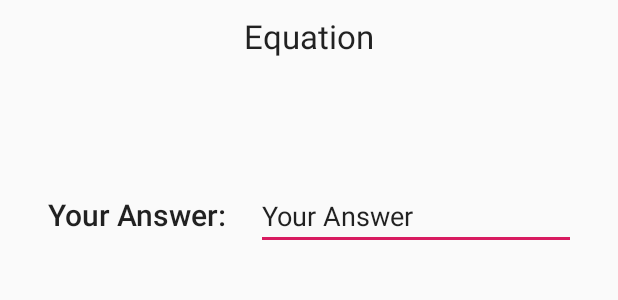
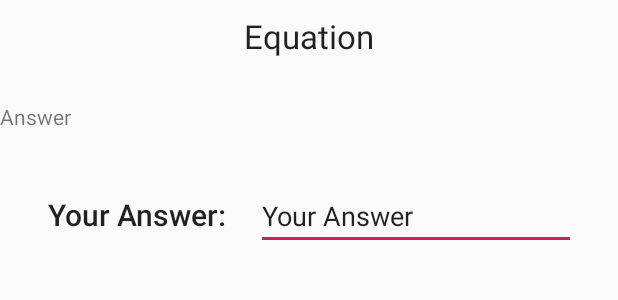
Before and after one commit to gdukuray/Flashcard-Math, an Android app: the layout activity_main.xml on its own in the app's theme, with its tools: preview values and no code run, on a phone screen of 412 x 824 dp. Shown: the part 358-658 px from the top of the screen. Run offline under Robolectric (Android 15) with nearby library versions, the phone set to English and light mode, and no system bars.

Commit message:
Add files via upload

```diff
--- a/FlashcardMath/app/src/main/res/layout/activity_main.xml
+++ b/FlashcardMath/app/src/main/res/layout/activity_main.xml
@@ -79,4 +79,13 @@
         app:layout_constraintBottom_toTopOf="@+id/txtSolve"
         app:layout_constraintEnd_toEndOf="parent"
         app:layout_constraintStart_toStartOf="parent" />
+
+    <TextView
+        android:id="@+id/trackans"
+        android:layout_width="wrap_content"
+        android:layout_height="wrap_content"
+        android:layout_marginTop="29dp"
+        android:text="Answer"
+        app:layout_constraintTop_toBottomOf="@+id/txtFormula"
+        tools:layout_editor_absoluteX="176dp" />
 </android.support.constraint.ConstraintLayout>
```
